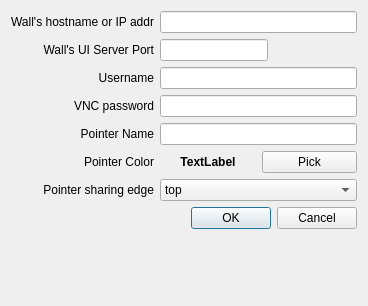
Before: the Qt Designer form src/uiclient/sn_pointerui_conndialog.ui in sungwonnam/SAGENext, drawn with Qt 5.
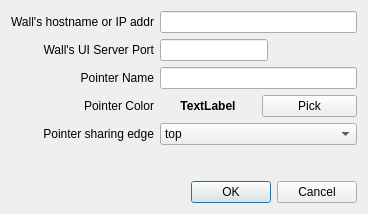
After: the same form once the commit is applied.

Commit message: VNC username/password is asked when user clicks VNC icon

```diff
--- a/src/uiclient/sn_pointerui_conndialog.ui
+++ b/src/uiclient/sn_pointerui_conndialog.ui
@@ -7,7 +7,7 @@
     <x>0</x>
     <y>0</y>
     <width>368</width>
-    <height>306</height>
+    <height>214</height>
    </rect>
   </property>
   <property name="windowTitle">
@@ -67,32 +67,6 @@
     </layout>
    </item>
    <item row="2" column="0">
-    <widget class="QLabel" name="lbl_vncusername">
-     <property name="text">
-      <string>Username</string>
-     </property>
-     <property name="alignment">
-      <set>Qt::AlignRight|Qt::AlignTrailing|Qt::AlignVCenter</set>
-     </property>
-    </widget>
-   </item>
-   <item row="2" column="1">
-    <widget class="QLineEdit" name="vncUsername"/>
-   </item>
-   <item row="3" column="0">
-    <widget class="QLabel" name="label_4">
-     <property name="text">
-      <string>VNC password</string>
-     </property>
-     <property name="alignment">
-      <set>Qt::AlignRight|Qt::AlignTrailing|Qt::AlignVCenter</set>
-     </property>
-    </widget>
-   </item>
-   <item row="3" column="1">
-    <widget class="QLineEdit" name="vncpasswd"/>
-   </item>
-   <item row="4" column="0">
     <widget class="QLabel" name="pointerNameLabel">
      <property name="text">
       <string>Pointer Name</string>
@@ -102,10 +76,10 @@
      </property>
     </widget>
    </item>
-   <item row="4" column="1">
+   <item row="2" column="1">
     <widget class="QLineEdit" name="pointerNameLineEdit"/>
    </item>
-   <item row="5" column="0">
+   <item row="3" column="0">
     <widget class="QLabel" name="label_7">
      <property name="text">
       <string>Pointer Color</string>
@@ -115,7 +89,7 @@
      </property>
     </widget>
    </item>
-   <item row="5" column="1">
+   <item row="3" column="1">
     <layout class="QHBoxLayout" name="horizontalLayout_2">
      <item>
       <widget class="QLabel" name="pointerColorLabel">
@@ -157,7 +131,7 @@
      </item>
     </layout>
    </item>
-   <item row="6" column="0">
+   <item row="4" column="0">
     <widget class="QLabel" name="label_6">
      <property name="text">
       <string>Pointer sharing edge</string>
@@ -167,7 +141,7 @@
      </property>
     </widget>
    </item>
-   <item row="6" column="1">
+   <item row="4" column="1">
     <widget class="QComboBox" name="sharingEdgeCB">
      <item>
       <property name="text">
@@ -191,7 +165,20 @@
      </item>
     </widget>
    </item>
-   <item row="7" column="0" colspan="2">
+   <item row="5" column="1">
+    <spacer name="verticalSpacer">
+     <property name="orientation">
+      <enum>Qt::Vertical</enum>
+     </property>
+     <property name="sizeHint" stdset="0">
+      <size>
+       <width>20</width>
+       <height>40</height>
+      </size>
+     </property>
+    </spacer>
+   </item>
+   <item row="6" column="1">
     <widget class="QDialogButtonBox" name="buttonBox">
      <property name="standardButtons">
       <set>QDialogButtonBox::Cancel|QDialogButtonBox::Ok</set>
```
Left out of the diff: 3 changed lines with no effect on the pictures. The commit also changes 9 other files.
